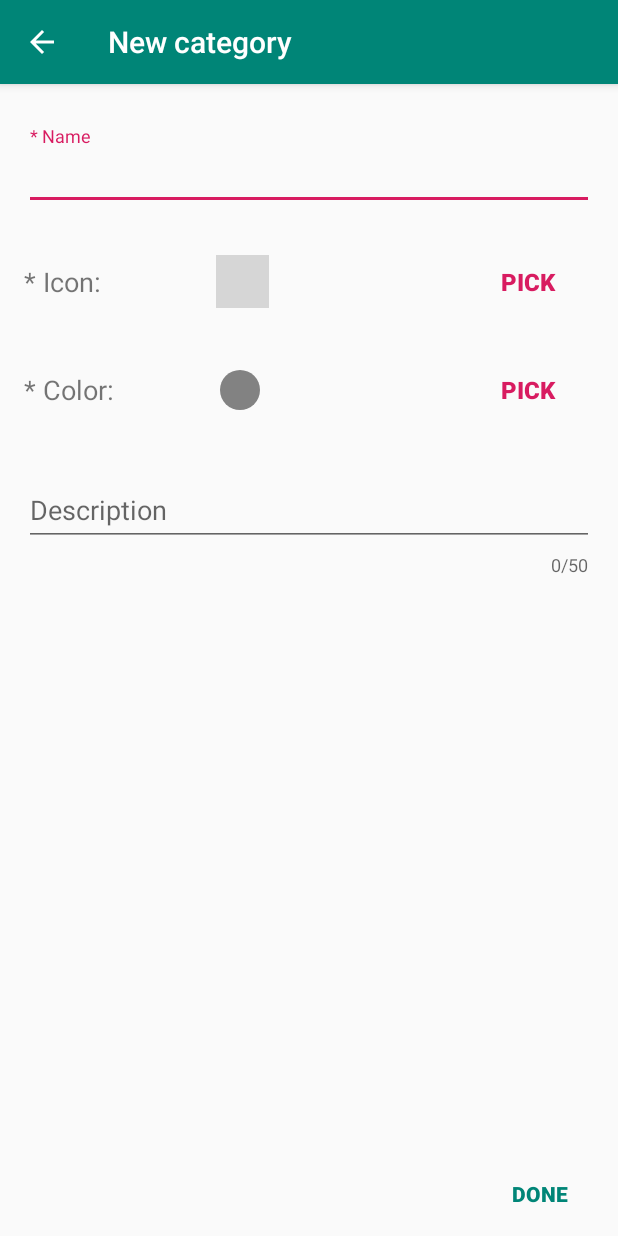
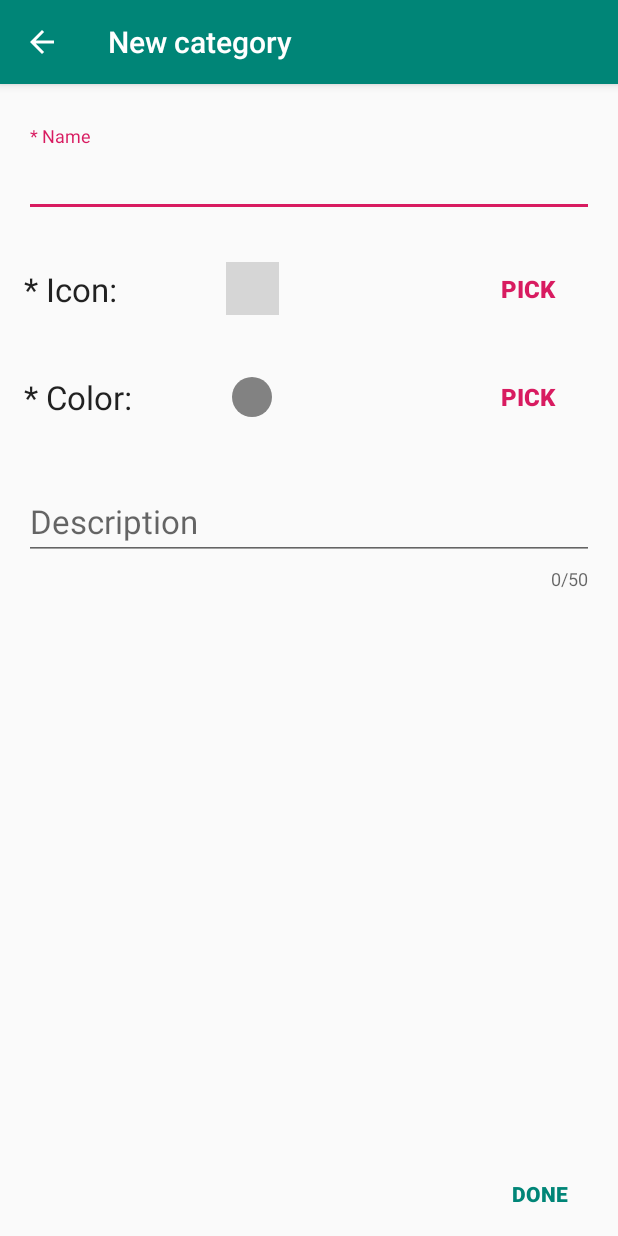
Before and after one commit to 155541/MySites, an Android app: the EditCategoryActivity screen opened directly, with no data from a screen before it, on a phone screen of 412 x 824 dp. Run offline under Robolectric (Android 15) with nearby library versions, the phone set to English and light mode, and no system bars; grey boxes are pictures that could not be loaded.

Commit message:
item - creating activity

```diff
--- a/app/src/main/java/revolhope/splanes/com/mysites/helper/Constants.java
+++ b/app/src/main/java/revolhope/splanes/com/mysites/helper/Constants.java
@@ -11,4 +11,6 @@ public class Constants
 
     public static final String EXTRA_CATEGORY = "EXTRA_CATEGORY";
     public static final String EXTRA_ITEM = "EXTRA_ITEM";
+
+
 }
--- a/app/src/main/res/layout/activity_edit_category.xml
+++ b/app/src/main/res/layout/activity_edit_category.xml
@@ -31,8 +31,8 @@
                     android:layout_width="match_parent"
                     android:layout_height="wrap_content"
                     android:hint="@string/promp_category_name_mandatory"
-                    android:textSize="18sp"
-                    android:inputType="textCapSentences"/>
+                    android:inputType="textCapSentences"
+                    android:textAppearance="@style/TextAppearance.AppCompat.Large.Inverse" />
             </android.support.design.widget.TextInputLayout>
 
             <LinearLayout
@@ -47,7 +47,7 @@
                     android:layout_width="wrap_content"
                     android:layout_height="wrap_content"
                     android:text="@string/prompt_icon_mandatory"
-                    android:textSize="18sp" />
+                    android:textAppearance="@style/TextAppearance.AppCompat.Large" />
 
                 <Space
                     android:layout_width="0dp"
@@ -90,7 +90,7 @@
                     android:layout_width="wrap_content"
                     android:layout_height="wrap_content"
                     android:text="@string/prompt_color_mandatory"
-                    android:textSize="18sp" />
+                    android:textAppearance="@style/TextAppearance.AppCompat.Large" />
 
                 <Space
                     android:layout_width="0dp"
@@ -133,7 +133,7 @@
                     android:layout_width="match_parent"
                     android:layout_height="wrap_content"
                     android:hint="@string/prompt_description"
-                    android:textSize="18sp" />
+                    android:textAppearance="@style/TextAppearance.AppCompat.Large.Inverse" />
             </android.support.design.widget.TextInputLayout>
 
         </LinearLayout>
--- a/app/src/main/res/layout/activity_edit_item.xml
+++ b/app/src/main/res/layout/activity_edit_item.xml
@@ -3,7 +3,8 @@
     xmlns:android="http://schemas.android.com/apk/res/android"
     android:layout_width="match_parent"
     android:layout_height="match_parent"
-    xmlns:app="http://schemas.android.com/apk/res-auto">
+    xmlns:app="http://schemas.android.com/apk/res-auto"
+    android:id="@+id/constraintLayout">
 
     <android.support.design.widget.AppBarLayout
         android:id="@+id/app_bar"
```
Also changed, not shown: app/src/main/java/revolhope/splanes/com/mysites/view/EditItemActivity.java (+44 -1 lines).
